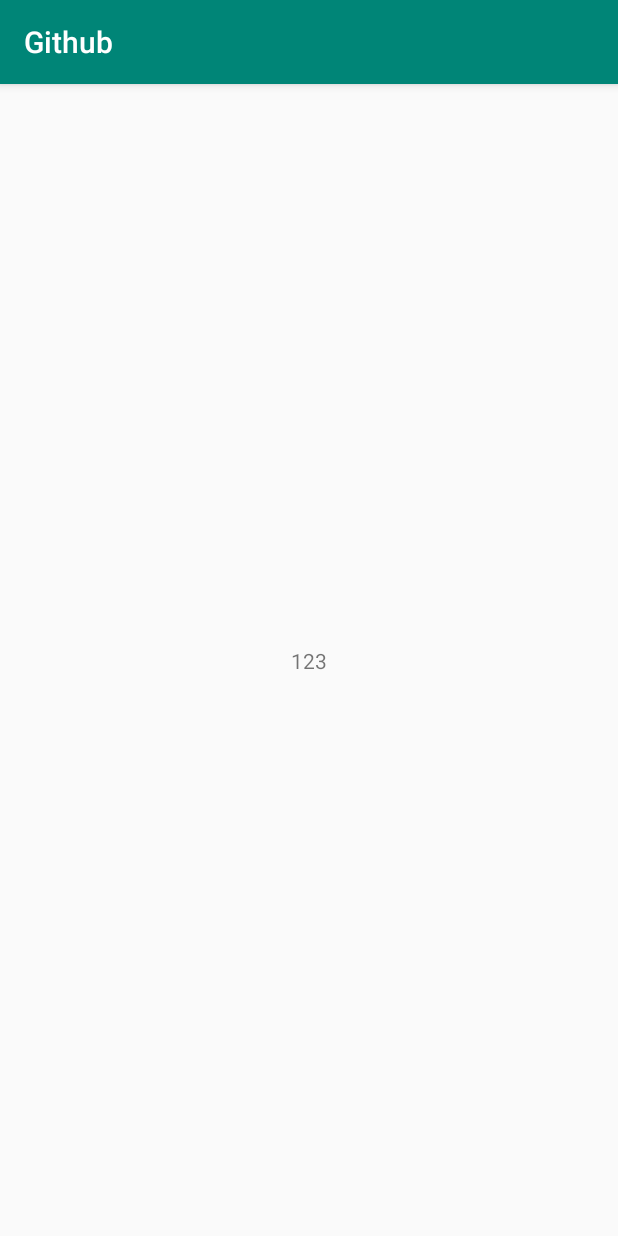
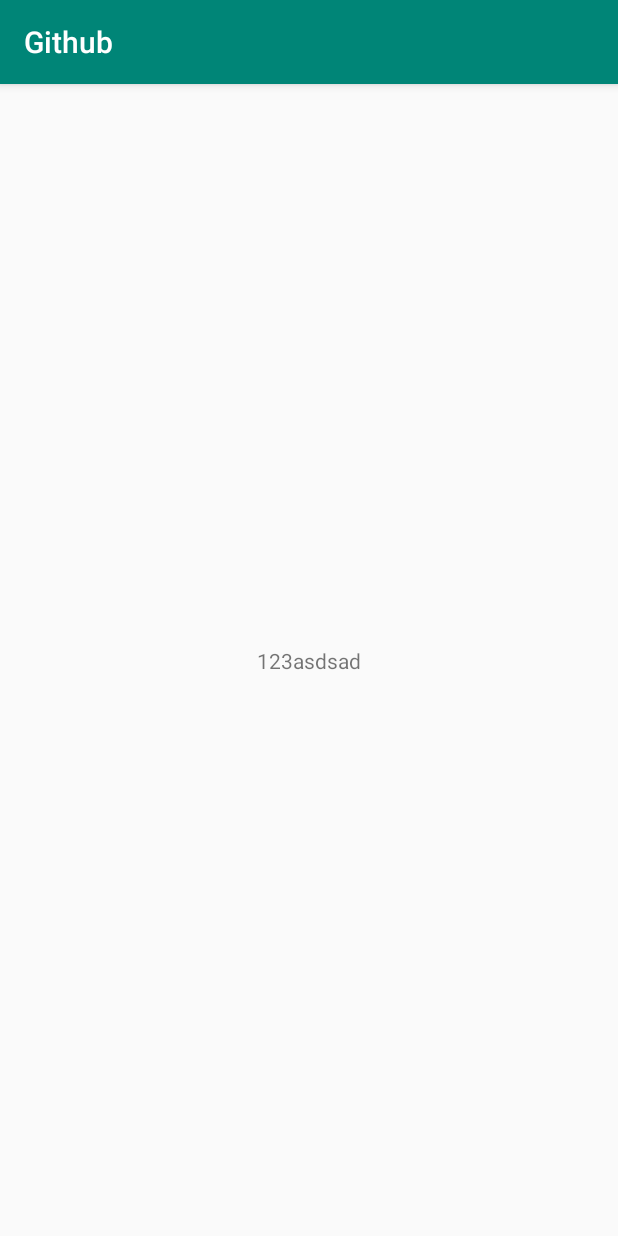
Before and after one commit to docongminh1/Github, an Android app: the screen it shows after launch (MainActivity), on a phone screen of 412 x 824 dp. Run offline under Robolectric (Android 15) with nearby library versions, the phone set to English and light mode, and no system bars.

Commit message:
Update activity_main.xml
abc

```diff
--- a/app/src/main/res/layout/activity_main.xml
+++ b/app/src/main/res/layout/activity_main.xml
@@ -9,7 +9,7 @@
     <TextView
         android:layout_width="wrap_content"
         android:layout_height="wrap_content"
-        android:text="123"
+        android:text="123asdsad"
         app:layout_constraintBottom_toBottomOf="parent"
         app:layout_constraintLeft_toLeftOf="parent"
         app:layout_constraintRight_toRightOf="parent"
```
